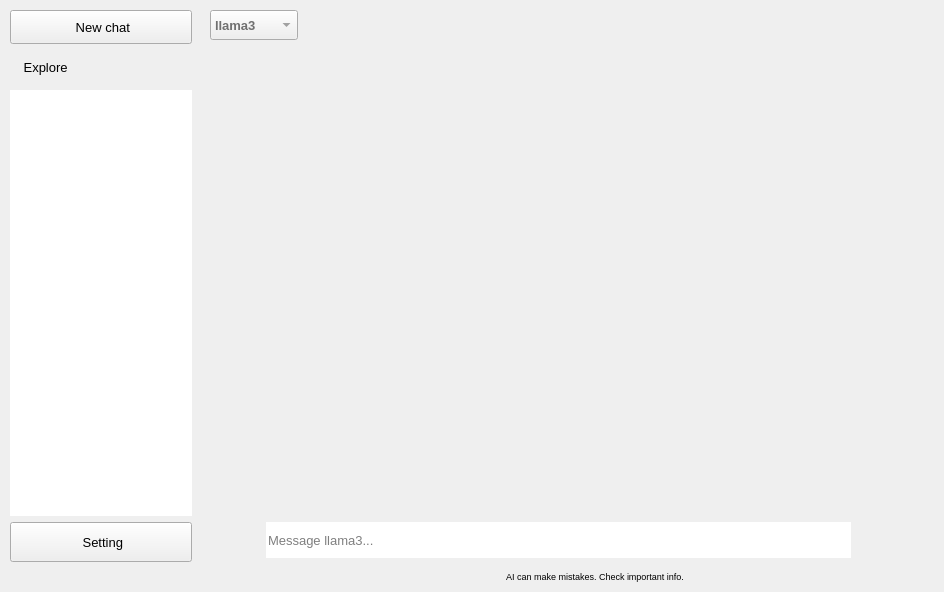
First picture: the form in forms/mainwindow.ui, repository farleyrunkel/qollama, before the edit.
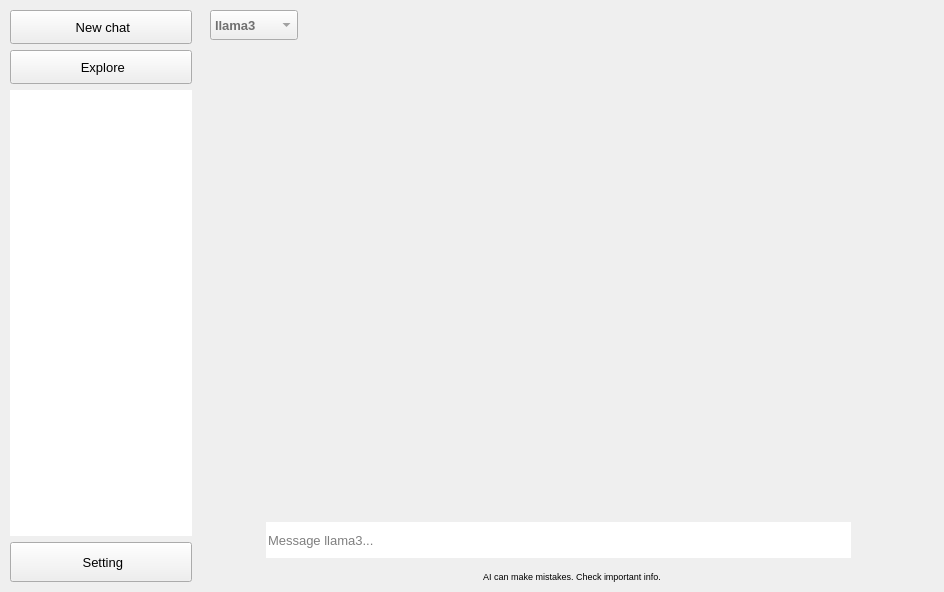
Second picture: the form after the edit. Icons and pictures are not drawn. Custom widgets are drawn as their Qt base class.

Patch:
```diff
--- a/forms/mainwindow.ui
+++ b/forms/mainwindow.ui
@@ -218,10 +218,7 @@
               </size>
              </property>
              <property name="styleSheet">
-              <string notr="true">    border: 1px hidden gray;
-    border-radius:10px;
-    padding-left: 10px; /* 设置左边距 */
-    text-align: left; /* 设置文本左对齐 */</string>
+              <string notr="true"/>
              </property>
              <property name="text">
               <string> Explore</string>
@@ -317,22 +314,6 @@
           </layout>
          </widget>
         </item>
-        <item>
-         <spacer name="verticalSpacer">
-          <property name="orientation">
-           <enum>Qt::Vertical</enum>
-          </property>
-          <property name="sizeType">
-           <enum>QSizePolicy::Fixed</enum>
-          </property>
-          <property name="sizeHint" stdset="0">
-           <size>
-            <width>20</width>
-            <height>20</height>
-           </size>
-          </property>
-         </spacer>
-        </item>
        </layout>
       </widget>
       <widget class="QStackedWidget" name="rightStack">
@@ -619,7 +600,7 @@
            </property>
           </spacer>
          </item>
-         <item row="4" column="1" colspan="2">
+         <item row="4" column="0" colspan="3">
           <widget class="QLabel" name="label">
            <property name="font">
             <font>
```
Left out of the diff: 58 changed lines with no effect on the pictures.
